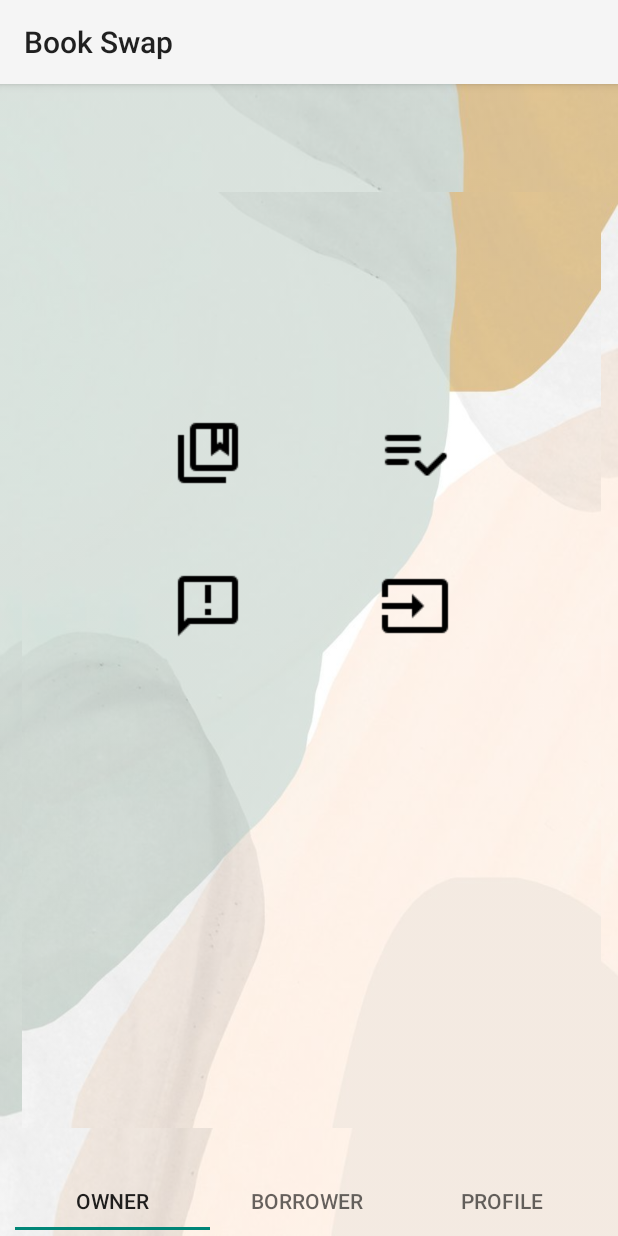
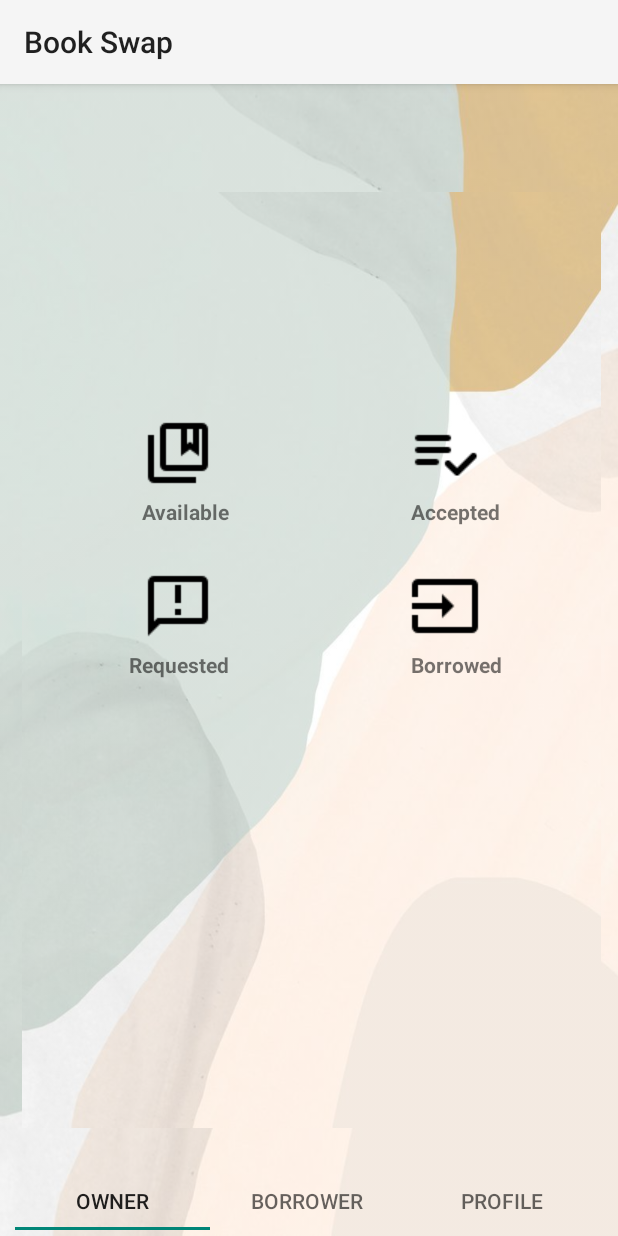
Before and after one commit to cmput301w19t10/BookSwap, an Android app: the OwnerFragment screen opened directly, with no data from a screen before it, on a phone screen of 412 x 824 dp. Run offline under Robolectric (Android 15) with nearby library versions, the phone set to English and light mode, and no system bars.

Commit message:
change the UI of book main activity

```diff
--- a/app/src/main/res/layout/activity_book_main.xml
+++ b/app/src/main/res/layout/activity_book_main.xml
@@ -14,7 +14,7 @@
         android:id="@+id/available"
         android:layout_width="wrap_content"
         android:layout_height="wrap_content"
-        android:layout_marginStart="100dp"
+        android:layout_marginStart="80dp"
         android:layout_marginTop="150dp"
         android:background="?attr/selectableItemBackgroundBorderless"
         android:foreground="?attr/selectableItemBackgroundBorderless"
@@ -30,7 +30,7 @@
         android:layout_height="wrap_content"
         android:layout_marginStart="8dp"
         android:layout_marginTop="150dp"
-        android:layout_marginEnd="100dp"
+        android:layout_marginEnd="80dp"
         android:background="?attr/selectableItemBackgroundBorderless"
         android:foreground="?attr/selectableItemBackgroundBorderless"
         android:onClick="GoToBacceptActivity"
@@ -45,7 +45,7 @@
         android:id="@+id/request"
         android:layout_width="wrap_content"
         android:layout_height="wrap_content"
-        android:layout_marginStart="100dp"
+        android:layout_marginStart="80dp"
         android:layout_marginTop="54dp"
         android:background="?attr/selectableItemBackgroundBorderless"
         android:foreground="?attr/selectableItemBackgroundBorderless"
@@ -61,7 +61,7 @@
         android:layout_height="wrap_content"
         android:layout_marginStart="8dp"
         android:layout_marginTop="54dp"
-        android:layout_marginEnd="100dp"
+        android:layout_marginEnd="80dp"
         android:background="?attr/selectableItemBackgroundBorderless"
         android:foreground="?attr/selectableItemBackgroundBorderless"
         android:src="@drawable/borrowed"
@@ -71,5 +71,49 @@
         app:layout_constraintTop_toBottomOf="@+id/accept"
         tools:text="@string/button_d" />
 
+    <TextView
+        android:id="@+id/textView2"
+        android:layout_width="wrap_content"
+        android:layout_height="wrap_content"
+        android:layout_marginStart="80dp"
+        android:layout_marginTop="5dp"
+        android:text="Available"
+        android:textSize="14sp"
+        android:textStyle="bold"
+        app:layout_constraintStart_toStartOf="parent"
+        app:layout_constraintTop_toBottomOf="@+id/available" />
+
+    <TextView
+        android:id="@+id/textView4"
+        android:layout_width="wrap_content"
+        android:layout_height="wrap_content"
+        android:layout_marginTop="5dp"
+        android:layout_marginEnd="67dp"
+        android:text="Accepted"
+        android:textStyle="bold"
+        app:layout_constraintEnd_toEndOf="parent"
+        app:layout_constraintTop_toBottomOf="@+id/accept" />
+
+    <TextView
+        android:layout_width="wrap_content"
+        android:layout_height="wrap_content"
+        android:layout_marginStart="71dp"
+        android:layout_marginTop="5dp"
+        android:text="Requested"
+        android:textStyle="bold"
+        app:layout_constraintStart_toStartOf="parent"
+        app:layout_constraintTop_toBottomOf="@+id/request" />
+
+    <TextView
+        android:id="@+id/textView6"
+        android:layout_width="wrap_content"
+        android:layout_height="wrap_content"
+        android:layout_marginTop="5dp"
+        android:layout_marginEnd="66dp"
+        android:text="Borrowed"
+        android:textStyle="bold"
+        app:layout_constraintEnd_toEndOf="parent"
+        app:layout_constraintTop_toBottomOf="@+id/borrow" />
+
 
 </android.support.constraint.ConstraintLayout>
```
Also changed, not shown: app/src/main/res/drawable/baseline_save_black_24dp.png (added).
